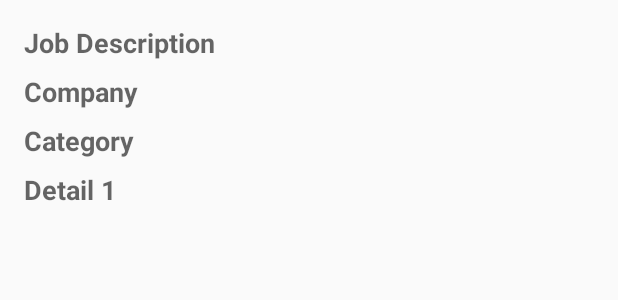
After one commit to andrino25/PassionVenture, an Android app: the layout activity_job_details_view.xml on its own in the app's theme, with its tools: preview values and no code run, on a phone screen of 412 x 824 dp. The commit adds this screen. Shown: the top 300 px of the screen. Run offline under Robolectric (Android 15) with nearby library versions, the phone set to English and light mode, and no system bars.

Commit message:
5/6/2024 latest

```diff
--- a/app/src/main/java/com/capstone/passionventure/Message1View.kt
+++ b/app/src/main/java/com/capstone/passionventure/Message1View.kt
@@ -34,7 +34,7 @@ class Message1View : AppCompatActivity() {
 
         // Handle back button click
         backToDashboard.setOnClickListener {
-            val intent = Intent(this, HomePageEnthusiastView::class.java)
+            val intent = Intent(this, HomePageMentorView::class.java)
             startActivity(intent)
         }
 
--- a/app/src/main/java/com/capstone/passionventure/VerifyCredentials1.kt
+++ b/app/src/main/java/com/capstone/passionventure/VerifyCredentials1.kt
@@ -10,7 +10,7 @@ class VerifyCredentials1 : AppCompatActivity() {
         super.onCreate(savedInstanceState)
         setContentView(R.layout.activity_vreify_credentials1)
 
-        val nextBtn = findViewById<Button>(R.id.button3)
+        val nextBtn = findViewById<Button>(R.id.buttonNext)
 
         nextBtn.setOnClickListener {
 
--- a/app/src/main/java/com/capstone/passionventure/VerifyCredentials2.kt
+++ b/app/src/main/java/com/capstone/passionventure/VerifyCredentials2.kt
@@ -1,14 +1,11 @@
 package com.capstone.passionventure
 
-import android.content.Intent
 import androidx.appcompat.app.AppCompatActivity
 import android.os.Bundle
-import android.widget.Button
 
 class VerifyCredentials2 : AppCompatActivity() {
     override fun onCreate(savedInstanceState: Bundle?) {
         super.onCreate(savedInstanceState)
         setContentView(R.layout.activity_verify_credentials2)
-
     }
 }
--- /dev/null
+++ b/app/src/main/res/layout/activity_job_details_view.xml
@@ -0,0 +1,59 @@
+<?xml version="1.0" encoding="utf-8"?>
+<RelativeLayout xmlns:android="http://schemas.android.com/apk/res/android"
+    xmlns:app="http://schemas.android.com/apk/res-auto"
+    xmlns:tools="http://schemas.android.com/tools"
+    android:layout_width="match_parent"
+    android:layout_height="match_parent"
+    tools:context=".JobDetailsView">
+
+    <!-- activity_job_details_view.xml -->
+    <LinearLayout xmlns:android="http://schemas.android.com/apk/res/android"
+        android:layout_width="match_parent"
+        android:layout_height="match_parent"
+        android:orientation="vertical"
+        android:padding="16dp">
+
+        <!-- Job Description -->
+        <TextView
+            android:id="@+id/descriptionTextView"
+            android:layout_width="match_parent"
+            android:layout_height="wrap_content"
+            android:textAppearance="?android:textAppearanceMedium"
+            android:text="Job Description"
+            android:textStyle="bold"
+            android:layout_marginBottom="8dp"/>
+
+        <!-- Company -->
+        <TextView
+            android:id="@+id/companyTextView"
+            android:layout_width="match_parent"
+            android:layout_height="wrap_content"
+            android:textAppearance="?android:textAppearanceMedium"
+            android:text="Company"
+            android:textStyle="bold"
+            android:layout_marginBottom="8dp"/>
+
+        <!-- Category -->
+        <TextView
+            android:id="@+id/categoryTextView"
+            android:layout_width="match_parent"
+            android:layout_height="wrap_content"
+            android:textAppearance="?android:textAppearanceMedium"
+            android:text="Category"
+            android:textStyle="bold"
+            android:layout_marginBottom="8dp"/>
+
+        <!-- Additional Job Details -->
+        <TextView
+            android:id="@+id/detail1TextView"
+            android:layout_width="match_parent"
+            android:layout_height="wrap_content"
+            android:textAppearance="?android:textAppearanceMedium"
+            android:text="Detail 1"
+            android:textStyle="bold"
+            android:layout_marginBottom="8dp"/>
+
+    </LinearLayout>
+
+
+</RelativeLayout>
--- a/app/src/main/res/layout/activity_job_list_view.xml
+++ b/app/src/main/res/layout/activity_job_list_view.xml
@@ -48,14 +48,12 @@
             />
 
         <androidx.recyclerview.widget.RecyclerView
+            android:layout_centerHorizontal="true"
             android:id="@+id/recyclerView"
             android:layout_width="wrap_content"
             android:layout_height="wrap_content"
             android:layout_below="@id/searchTab"
-            android:layout_marginStart="10dp"
-            android:layout_marginTop="10dp"
-            android:layout_marginEnd="10dp"
-            android:layout_marginBottom="10dp"/>
+            android:layout_marginTop="20dp"/>
 
     </RelativeLayout>
 
--- a/app/src/main/res/layout/activity_verify_credentials2.xml
+++ b/app/src/main/res/layout/activity_verify_credentials2.xml
@@ -5,7 +5,7 @@
     android:layout_width="match_parent"
     android:layout_height="match_parent"
     android:background="#34013f"
-    android:padding="10dp"
+
     tools:context=".VerifyCredentials2">
 
     <ImageView
@@ -135,5 +135,4 @@
         app:layout_constraintVertical_bias="0.438"
         app:srcCompat="@drawable/uploadcamera_removebg_preview" />
 
-
 </androidx.constraintlayout.widget.ConstraintLayout>
--- a/app/src/main/res/layout/activity_vreify_credentials1.xml
+++ b/app/src/main/res/layout/activity_vreify_credentials1.xml
@@ -74,7 +74,7 @@
         app:layout_constraintVertical_bias="0.195" />
 
     <Button
-        android:id="@+id/button3"
+        android:id="@+id/buttonNext"
         android:layout_width="wrap_content"
         android:layout_height="wrap_content"
         android:text="Next"
--- a/app/src/main/res/values/strings.xml
+++ b/app/src/main/res/values/strings.xml
@@ -1,3 +1,8 @@
 <resources>
     <string name="app_name">PassionVenture</string>
+
+    <string name="dummy_details">iPloy OPC is an innovative, fast-growing company located at the 9th Floor, Ayala Center Cebu Tower (ACCT), Cebu Business Park, Cebu City. We focus on hiring only the best people for every available position—those most qualified to help us in our mission to provide best-in-class outsourcing solutions.
+
+We believe that our team and our people offer the same combination of qualities that our clients demand: vision, creativity, and dedication. Our focus is on identifying, recruiting, and hiring the most talented, educated, skilled, and dedicated individuals who compare favorably to those found anywhere in the world. We offer a challenging and exhilarating career path to talented and ambitious professionals like yourself.</string>
+
 </resources>
```
Also changed, not shown: app/src/main/AndroidManifest.xml (+14 -0 lines), app/src/main/java/com/capstone/passionventure/JobDetailsView.kt (added, +30 -0 lines), app/src/main/java/com/capstone/passionventure/JobListAdapter.kt (+17 -3 lines), app/src/main/java/com/capstone/passionventure/JobListView.kt (+17 -2 lines).
